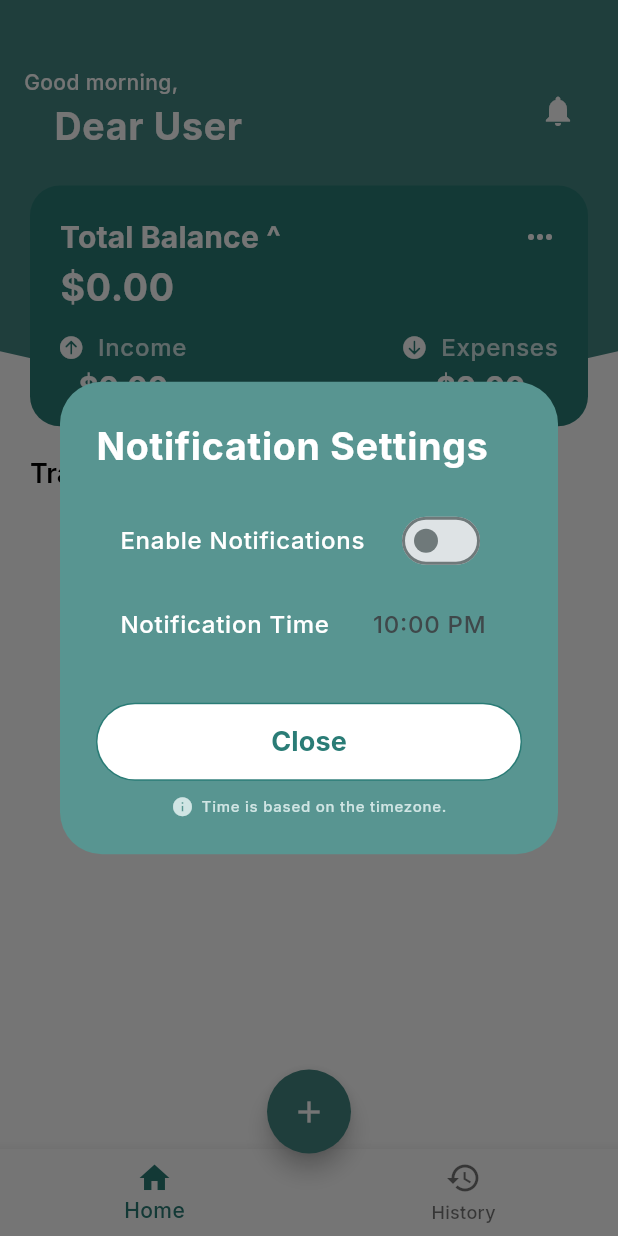
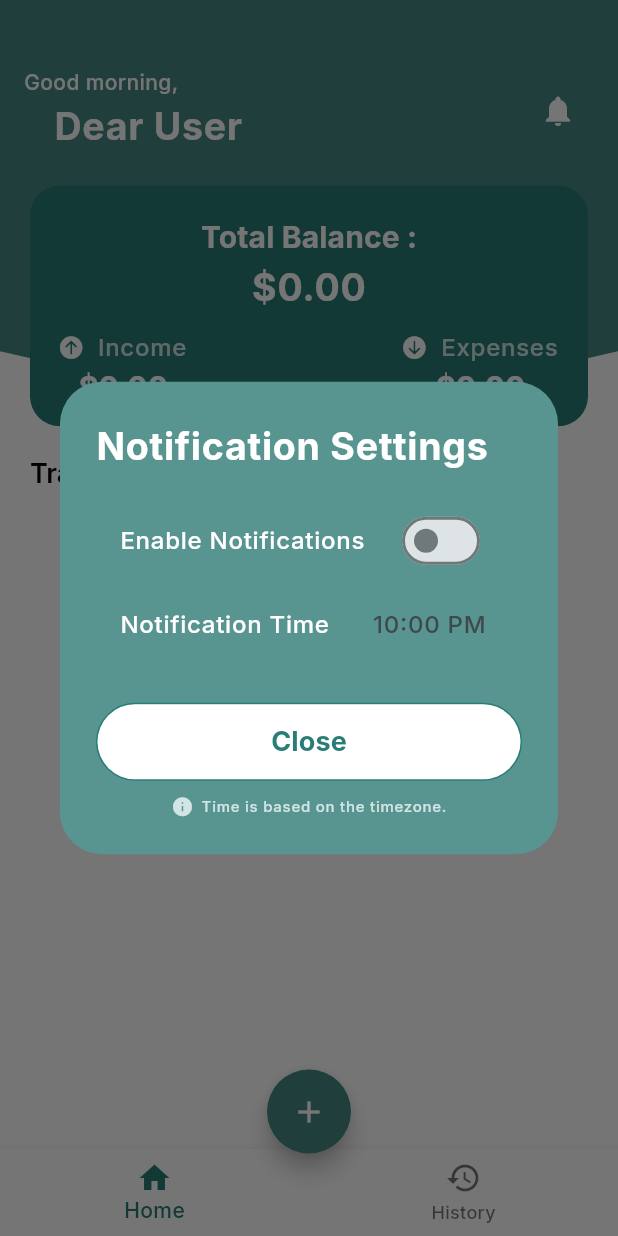
Before and after one commit to otmane-elb/SpendWise, a Flutter app: the HomeScreen screen opened by its route, after a tap on the "notifications" icon, on a phone screen of 412 x 824 dp. Run offline on Flutter 3.47's test engine with Material 3 defaults, Android fonts, the phone set to English and light mode, and no system bars; our stand-ins replace dotted_border, firebase_core, fl_chart, flutter_local_notifications, flutter_riverpod, font_awesome_flutter and 8 more; missing offline and left inert: google_mlkit_text_recognition; accounts and stored records are empty.

Commit message:
fix the widget display

```diff
--- a/lib/core/models/transaction_model/transaction_model.dart
+++ b/lib/core/models/transaction_model/transaction_model.dart
@@ -18,7 +18,9 @@ class Transaction with _$Transaction {
     @Uint8ListConverter() @HiveField(4) Uint8List? image,
     @HiveField(5) required bool isExpense,
     @HiveField(6) required double value,
+    @HiveField(7) int? order, // Make order nullable temporarily
   }) = _Transaction;
 
-  factory Transaction.fromJson(Map<String, dynamic> json) => _$TransactionFromJson(json);
+  factory Transaction.fromJson(Map<String, dynamic> json) =>
+      _$TransactionFromJson(json);
 }
--- a/lib/main.dart
+++ b/lib/main.dart
@@ -1,3 +1,4 @@
+import 'package:firebase_core/firebase_core.dart';
 import 'package:flutter/material.dart';
 import 'package:hive_flutter/hive_flutter.dart';
 import 'package:spendwise/core/services/services.dart';
@@ -6,7 +7,7 @@ import 'views/app/app_screen.dart';
 
 void main() async {
   WidgetsFlutterBinding.ensureInitialized();
-
+  await Firebase.initializeApp();
   await Hive.initFlutter();
   final notificationService = NotificationService();
   await notificationService.init();
--- a/lib/views/history/history_screen.dart
+++ b/lib/views/history/history_screen.dart
@@ -1,18 +1,16 @@
-// ignore_for_file: use_build_context_synchronously
-
 import 'package:flutter/material.dart';
+import 'package:flutter_riverpod/flutter_riverpod.dart';
 import 'package:spendwise/views/history/widgets/filters.dart';
 import 'package:spendwise/views/history/widgets/transactions_chart.dart';
 import 'package:spendwise/views/home/widgets/transactions_history.dart';
 import '../../core/models/transaction_model/transaction_model.dart';
+import '../../core/providers/transaction_provider.dart';
 
-class HistoryScreen extends StatefulWidget {
-  final List<Transaction> transactions;
+class HistoryScreen extends ConsumerStatefulWidget {
   final Function(Transaction) onDismissed;
 
   const HistoryScreen({
     super.key,
-    required this.transactions,
     required this.onDismissed,
   });
 
@@ -20,13 +18,20 @@ class HistoryScreen extends StatefulWidget {
   HistoryScreenState createState() => HistoryScreenState();
 }
 
-class HistoryScreenState extends State<HistoryScreen> {
+class HistoryScreenState extends ConsumerState<HistoryScreen> {
   String _selectedSorting = 'DateAsc';
   bool _showIncome = true;
   bool _showExpense = true;
+  late List<Transaction> transactions;
+
+  @override
+  void initState() {
+    super.initState();
+    transactions = ref.read(transactionProvider);
+  }
 
   List<Transaction> getFilteredTransactions() {
-    List<Transaction> filteredTransactions = widget.transactions;
+    List<Transaction> filteredTransactions = transactions;
 
     if (!_showIncome) {
       filteredTransactions =
@@ -47,12 +52,12 @@ class HistoryScreenState extends State<HistoryScreen> {
     } else if (_selectedSorting == 'ValueDesc') {
       filteredTransactions.sort((a, b) => b.value.compareTo(a.value));
     }
-
     return filteredTransactions;
   }
 
   @override
   Widget build(BuildContext context) {
+    transactions = ref.watch(transactionProvider);
     List<Transaction> filteredTransactions = getFilteredTransactions();
 
     return Scaffold(
@@ -62,9 +67,10 @@ class HistoryScreenState extends State<HistoryScreen> {
             height: 50,
           ),
           Expanded(
-              child: filteredTransactions.isNotEmpty
-                  ? SimpleLineChart(transactions: filteredTransactions)
-                  : Container()),
+            child: filteredTransactions.isNotEmpty
+                ? SimpleLineChart(transactions: filteredTransactions)
+                : Container(),
+          ),
           const SizedBox(
             height: 50,
           ),
@@ -88,9 +94,12 @@ class HistoryScreenState extends State<HistoryScreen> {
               });
             },
           ),
-          TransactionHistory(
-            transactions: filteredTransactions,
-            onDismissed: widget.onDismissed,
+          Expanded(
+            child: TransactionHistory(
+              transactions: filteredTransactions,
+              onDismissed: widget.onDismissed,
+              onReorder: (int oldIndex, int newIndex) {},
+            ),
           ),
         ],
       ),
--- a/lib/views/home/home_screen.dart
+++ b/lib/views/home/home_screen.dart
@@ -2,6 +2,7 @@ import 'package:flutter/material.dart';
 import 'package:flutter_riverpod/flutter_riverpod.dart';
 import 'package:go_router/go_router.dart';
 import 'package:spendwise/views/history/history_screen.dart';
+import 'package:spendwise/views/home/widgets/transactions_history.dart';
 import 'package:spendwise/views/nav_bar/nav_bar.dart';
 import 'package:spendwise/views/themes/app_colors.dart';
 import '../../core/models/transaction_model/transaction_model.dart';
@@ -10,7 +11,6 @@ import '../../core/providers/navigation_provider.dart';
 import '../../core/providers/transaction_provider.dart';
 import 'widgets/credit_card.dart';
 import 'widgets/custom_curved_container.dart';
-import 'widgets/transactions_history.dart';
 
 class HomeScreen extends ConsumerWidget {
   const HomeScreen({super.key});
@@ -48,18 +48,24 @@ class HomeScreen extends ConsumerWidget {
                   ),
                 ],
               ),
-              TransactionHistory(
+              Expanded(
+                child: TransactionHistory(
                   transactions: transactions,
                   onDismissed: (transaction) {
                     ref
                         .read(transactionProvider.notifier)
                         .removeTransaction(transaction);
                   },
+                  onReorder: (int oldIndex, int newIndex) {
+                    ref
+                        .read(transactionProvider.notifier)
+                        .reorderTransactions(oldIndex, newIndex);
+                  },
+                ),
               ),
             ],
           ),
           HistoryScreen(
-            transactions: transactions,
             onDismissed: (transaction) {
               ref
                   .read(transactionProvider.notifier)
--- a/lib/views/home/widgets/credit_card.dart
+++ b/lib/views/home/widgets/credit_card.dart
@@ -30,20 +30,15 @@ class CreditCard extends StatelessWidget {
           child: Column(
         crossAxisAlignment: CrossAxisAlignment.start,
         children: [
-          Row(
-            mainAxisAlignment: MainAxisAlignment.spaceBetween,
-            children: [
-              Text('Total Balance ^',
-                  style: Theme.of(context).textTheme.labelLarge),
-              const Icon(
-                Icons.more_horiz,
-                color: AppColors.white,
-              )
-            ],
+          Center(
+            child: Text('Total Balance :',
+                style: Theme.of(context).textTheme.labelLarge),
           ),
-          Text('\$${FormatStyles().formatCurrency(balance)} ',
-              style: Theme.of(context).textTheme.bodyLarge!.copyWith(
-                  color: balance < 0 ? AppColors.red : AppColors.white)),
+          Center(
+            child: Text('\$${FormatStyles().formatCurrency(balance)}',
+                style: Theme.of(context).textTheme.bodyLarge!.copyWith(
+                    color: balance < 0 ? AppColors.red : AppColors.white)),
+          ),
           const SizedBox(
             height: 10,
           ),
--- a/lib/views/home/widgets/transactions_history.dart
+++ b/lib/views/home/widgets/transactions_history.dart
@@ -12,11 +12,13 @@ class TransactionHistory extends StatefulWidget {
     super.key,
     required this.transactions,
     required this.onDismissed,
+    required this.onReorder,
     this.onTap,
   });
 
   final List<Transaction> transactions;
   final Function(Transaction) onDismissed;
+  final Function(int oldIndex, int newIndex) onReorder;
   final Function()? onTap;
 
   @override
@@ -25,10 +27,11 @@ class TransactionHistory extends StatefulWidget {
 
 class _TransactionHistoryState extends State<TransactionHistory> {
   bool show = false;
+
   @override
   void initState() {
+    super.initState();
     wait();
-    super.initState();
   }
 
   wait() {
@@ -41,8 +44,7 @@ class _TransactionHistoryState extends State<TransactionHistory> {
 
   @override
   Widget build(BuildContext context) {
-    return Expanded(
-      child: Padding(
+    return Padding(
       padding: const EdgeInsets.symmetric(
         horizontal: 20,
         vertical: 20,
@@ -63,10 +65,11 @@ class _TransactionHistoryState extends State<TransactionHistory> {
               ),
             ],
           ),
-            show
-                ? Expanded(
-                    child: ListView.builder(
+          Expanded(
+            child: show
+                ? ReorderableListView.builder(
                     itemCount: widget.transactions.length,
+                    onReorder: widget.onReorder,
                     itemBuilder: (context, index) {
                       final transaction = widget.transactions[index];
                       return Dismissible(
@@ -101,13 +104,12 @@ class _TransactionHistoryState extends State<TransactionHistory> {
                             context.pushNamed(AppRoutes.transactionDetails,
                                 pathParameters: {'id': transaction.id});
                           },
-                              transaction: transaction),
+                          transaction: transaction,
+                        ),
                       );
                     },
-                    ),
                   )
-                : Expanded(
-                    child: ListView.builder(
+                : ListView.builder(
                     itemCount: widget.transactions.length,
                     itemBuilder: (context, index) {
                       return const TransactionPlaceholder();
@@ -116,7 +118,6 @@ class _TransactionHistoryState extends State<TransactionHistory> {
           ),
         ],
       ),
-      ),
     );
   }
 }
--- a/pubspec.yaml
+++ b/pubspec.yaml
@@ -35,7 +35,9 @@ dependencies:
   flutter_launcher_icons: ^0.13.1
   shimmer: ^3.0.0
   excel: ^4.0.2
-  firebase_core: ^1.19.0
+  firebase_core: ^2.32.0
+  firebase_auth: ^4.20.0
+  cloud_firestore: ^4.17.5
 
 
 dev_dependencies:
```
Also changed, not shown: lib/core/providers/transaction_provider.dart (+61 -5 lines), lib/views/add_transaction/add_trasaction.dart (+8 -2 lines), lib/core/models/transaction_model/transaction_model.freezed.dart, lib/core/models/transaction_model/transaction_model.g.dart, pubspec.lock, 6 other files. Lines whose indentation alone changed are shown as unchanged.
